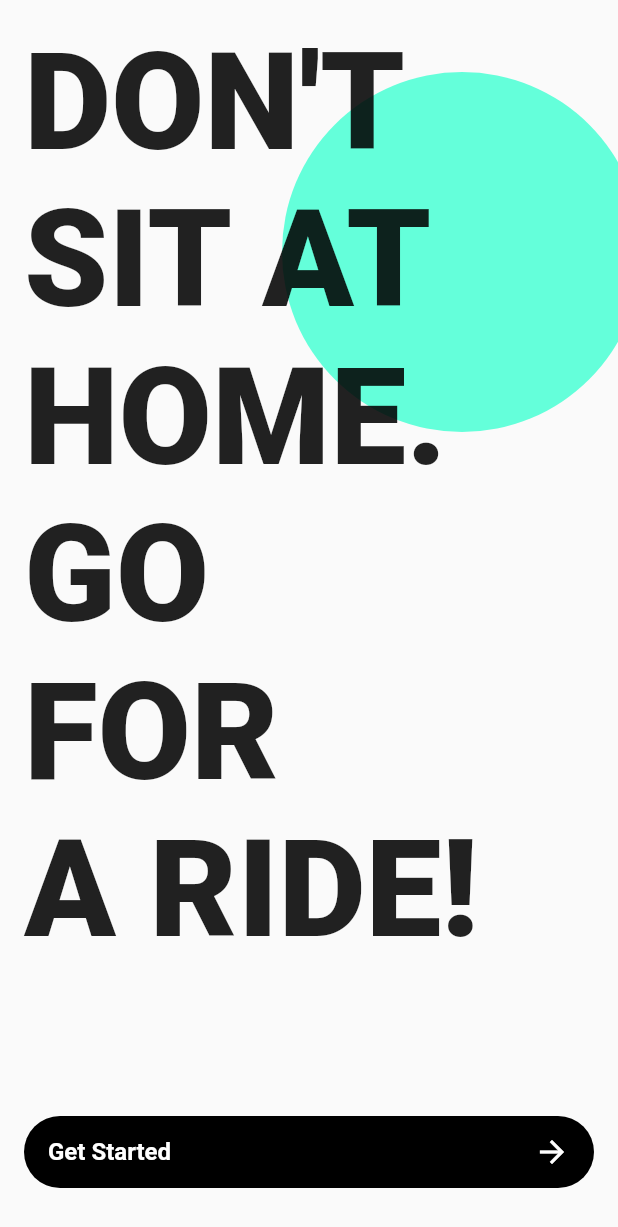
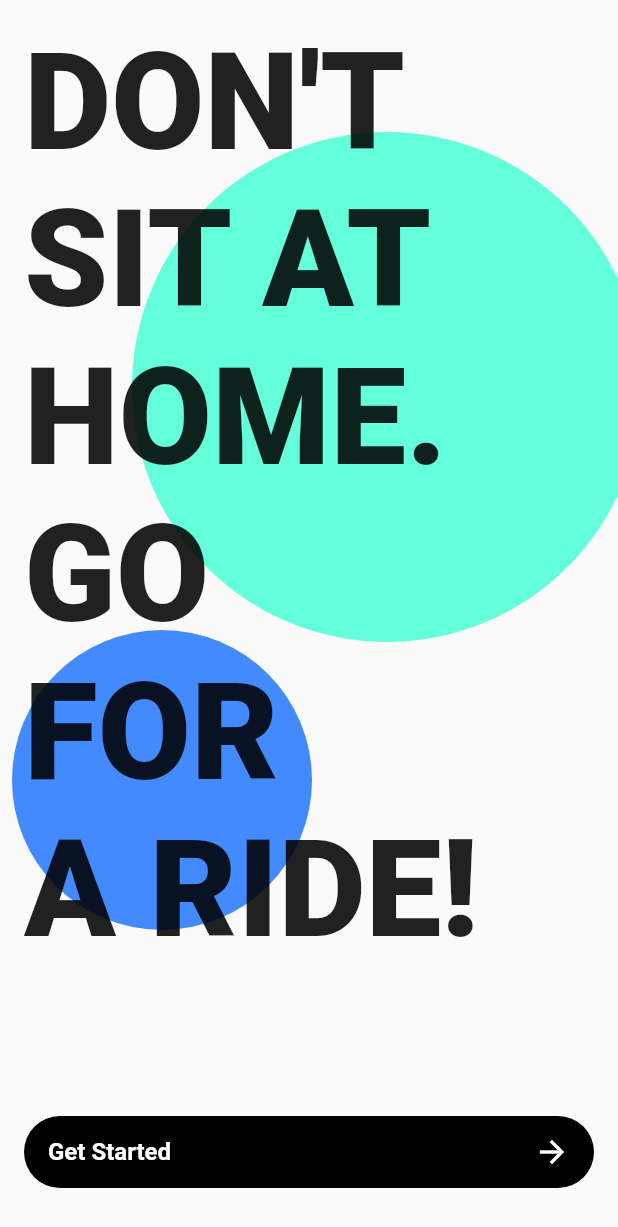
Before and after one commit to JAICHANGPARK/flutter_notebook_18th_story, a Flutter app: the screen it shows after launch, on a phone screen of 412 x 824 dp. Shown: the top 1227 px of the screen. Run offline on Flutter 3.47's test engine with Material 2 defaults, Android fonts, the phone set to English and light mode, and no system bars; our stand-ins replace flutter_riverpod.

Commit message:
Update start_screen.dart

```diff
--- a/lib/ep1051_travel_car_rental_app/src/ui/start_screen.dart
+++ b/lib/ep1051_travel_car_rental_app/src/ui/start_screen.dart
@@ -14,17 +14,24 @@ class StartScreen extends StatelessWidget {
                 child: Stack(
               children: [
                 Positioned(
+                  left: 8,
+                  bottom: 100,
+                  child: Container(
+                    height: 200,
+                    width: 200,
+                    decoration: BoxDecoration(shape: BoxShape.circle, color: Colors.blueAccent),
+                  ),
+                ),
+                Positioned(
                   right: -16,
                   top: 48,
                   child: Container(
-                    height: 240,
-                    width: 240,
-                    decoration: BoxDecoration(
-                      shape: BoxShape.circle,
-                      color: Colors.tealAccent
-                    ),
+                    height: 420,
+                    width: 340,
+                    decoration: BoxDecoration(shape: BoxShape.circle, color: Colors.tealAccent),
                   ),
                 ),
+                Positioned(child: Container()),
                 Positioned(
                   left: 16,
                   top: 16,
```
